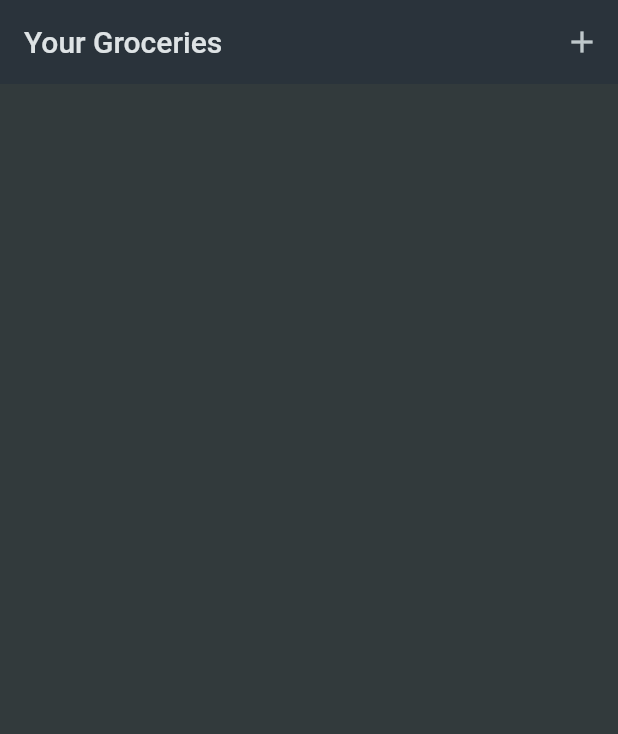
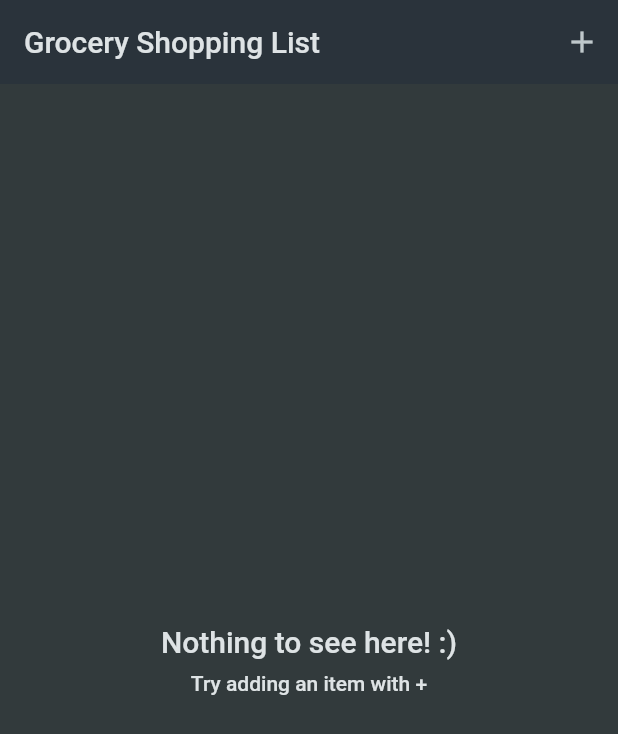
Before and after one commit to jayceebuarao/shopping-list, a Flutter app: the screen it shows after launch, on a phone screen of 412 x 824 dp. Shown: the top 734 px of the screen. Run offline on Flutter 3.47's test engine with Material 2 defaults, Android fonts, the phone set to English and light mode, and no system bars.

Commit message:
feat: add empty list filler content

```diff
--- a/lib/screens/grocery_list.dart
+++ b/lib/screens/grocery_list.dart
@@ -28,9 +28,42 @@ class _GroceryListScreenState extends State<GroceryListScreen> {
 
   @override
   Widget build(BuildContext context) {
+    Widget content = ListView.builder(
+      itemCount: _groceryItems.length,
+      itemBuilder: (context, index) => GroceryListItem(
+        item: _groceryItems[index],
+      ),
+    );
+
+    if (_groceryItems.isEmpty) {
+      content = Column(
+        mainAxisAlignment: MainAxisAlignment.center,
+        crossAxisAlignment: CrossAxisAlignment.stretch,
+        children: [
+          Text(
+            'Nothing to see here! :)',
+            textAlign: TextAlign.center,
+            style: Theme.of(context).textTheme.titleLarge!.copyWith(
+                  color: Theme.of(context).colorScheme.onBackground,
+                ),
+          ),
+          const SizedBox(
+            height: 8,
+          ),
+          Text(
+            'Try adding an item with +',
+            textAlign: TextAlign.center,
+            style: Theme.of(context).textTheme.bodyLarge!.copyWith(
+                  color: Theme.of(context).colorScheme.onBackground,
+                ),
+          )
+        ],
+      );
+    }
+
     return Scaffold(
       appBar: AppBar(
-        title: const Text('Your Groceries'),
+        title: const Text('Grocery Shopping List'),
         actions: [
           IconButton(
             onPressed: _addItem,
@@ -38,12 +71,7 @@ class _GroceryListScreenState extends State<GroceryListScreen> {
           )
         ],
       ),
-      body: ListView.builder(
-        itemBuilder: (context, index) => GroceryListItem(
-          item: _groceryItems[index],
-        ),
-        itemCount: _groceryItems.length,
-      ),
+      body: content,
     );
   }
 }
```
